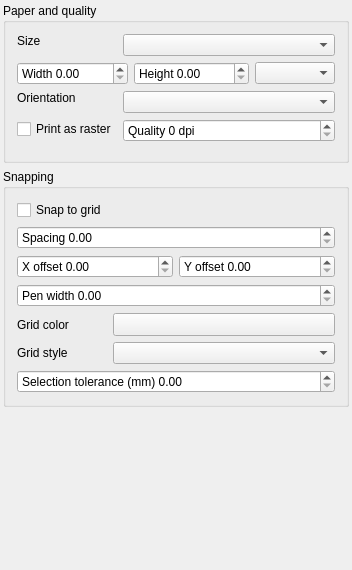
Before: the Qt Designer form src/ui/qgscompositionwidgetbase.ui in qgis/QGIS, drawn with Qt 5.
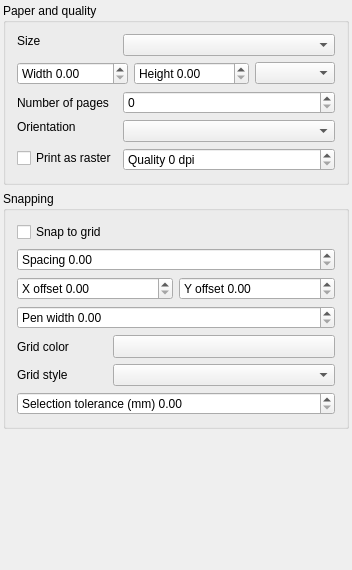
After: the same form once the commit is applied. Custom widgets are drawn as their Qt base class.

Patch:
```diff
--- a/src/ui/qgscompositionwidgetbase.ui
+++ b/src/ui/qgscompositionwidgetbase.ui
@@ -152,7 +152,7 @@
             </item>
            </layout>
           </item>
-          <item row="2" column="0">
+          <item row="4" column="0">
            <widget class="QLabel" name="textLabel7">
             <property name="sizePolicy">
              <sizepolicy hsizetype="Preferred" vsizetype="Fixed">
@@ -171,7 +171,7 @@
             </property>
            </widget>
           </item>
-          <item row="2" column="1">
+          <item row="4" column="1">
            <widget class="QComboBox" name="mPaperOrientationComboBox">
             <property name="enabled">
              <bool>true</bool>
@@ -184,7 +184,7 @@
             </property>
            </widget>
           </item>
-          <item row="3" column="0">
+          <item row="5" column="0">
            <widget class="QCheckBox" name="mPrintAsRasterCheckBox">
             <property name="sizePolicy">
              <sizepolicy hsizetype="Expanding" vsizetype="Fixed">
@@ -197,7 +197,7 @@
             </property>
            </widget>
           </item>
-          <item row="3" column="1">
+          <item row="5" column="1">
            <widget class="QSpinBox" name="mResolutionSpinBox">
             <property name="sizePolicy">
              <sizepolicy hsizetype="Expanding" vsizetype="Fixed">
@@ -216,6 +216,16 @@
             </property>
            </widget>
           </item>
+          <item row="2" column="1">
+           <widget class="QSpinBox" name="mNumPagesSpinBox"/>
+          </item>
+          <item row="2" column="0">
+           <widget class="QLabel" name="mNumPagesLabel">
+            <property name="text">
+             <string>Number of pages</string>
+            </property>
+           </widget>
+          </item>
          </layout>
         </widget>
        </item>
```
